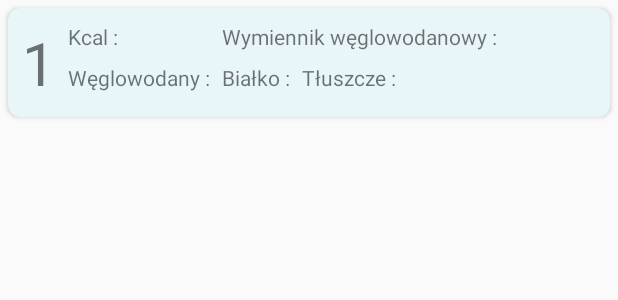
After one commit to michalk933/DietVolTwo, an Android app: the layout item_meal.xml on its own in the app's theme, with its tools: preview values and no code run, on a phone screen of 412 x 824 dp. The commit adds this screen. Shown: the top 300 px of the screen. Run offline under Robolectric (Android 15) with nearby library versions, the phone set to English and light mode, and no system bars.

Commit message:
new Activity / adapter meal

```diff
--- a/app/build.gradle
+++ b/app/build.gradle
@@ -34,6 +34,10 @@ dependencies {
 
 
     compile group: 'org.projectlombok', name: 'lombok', version: '1.16.10'
+    compile 'com.android.support:design:25.3.1'
+    compile 'com.android.support:recyclerview-v7:25.3.1'
+    compile 'com.android.support:cardview-v7:25.3.1'
+
 
 
     compile 'io.realm:realm-android:0.82.1'
--- /dev/null
+++ b/app/src/main/res/layout/item_meal.xml
@@ -0,0 +1,80 @@
+<?xml version="1.0" encoding="utf-8"?>
+<LinearLayout xmlns:android="http://schemas.android.com/apk/res/android"
+    android:orientation="vertical"
+    android:layout_width="match_parent"
+    android:layout_height="match_parent">
+
+    <android.support.v7.widget.CardView
+        xmlns:card_view="http://schemas.android.com/apk/res-auto"
+        android:layout_width="match_parent"
+        android:layout_height="wrap_content"
+        android:id="@+id/card_viwe_item_meal"
+        android:layout_gravity="center"
+        android:layout_margin="5dp"
+        card_view:cardCornerRadius="8dp"
+        card_view:cardBackgroundColor="#E8F5F9"
+        card_view:contentPadding="5dp">
+
+        <GridLayout
+            android:layout_width="match_parent"
+            android:layout_height="wrap_content"
+            android:layout_weight="1"
+            android:rowCount="2"
+            android:columnCount="4"
+            android:id="@+id/MealGridLayout"
+            android:useDefaultMargins="true">
+            <TextView
+                android:id="@+id/number_meal_text_view"
+                android:text="1"
+                android:layout_width="wrap_content"
+                android:layout_height="wrap_content"
+                android:layout_column="0"
+                android:layout_row="0"
+                android:layout_rowSpan="2"
+                android:textSize="40sp"/>
+
+            <TextView
+                android:id="@+id/kcal_meal_text_view"
+                android:text="Kcal :"
+                android:layout_width="wrap_content"
+                android:layout_height="wrap_content"
+                android:layout_column="1"
+                android:layout_row="0"/>
+
+            <TextView
+                android:id="@+id/change_carbo_meal_text_view"
+                android:layout_width="wrap_content"
+                android:layout_height="wrap_content"
+                android:layout_column="2"
+                android:layout_columnSpan="2"
+                android:layout_row="0"
+                android:text="Wymiennik węglowodanowy :" />
+
+            <TextView
+                android:id="@+id/carbohydrate_meal_text_view"
+                android:text="Węglowodany :"
+                android:layout_width="wrap_content"
+                android:layout_height="wrap_content"
+                android:layout_column="1"
+                android:layout_row="1" />
+
+            <TextView
+                android:id="@+id/protein_meal_text_view"
+                android:text="Białko :"
+                android:layout_width="wrap_content"
+                android:layout_height="wrap_content"
+                android:layout_column="2"
+                android:layout_row="1" />
+
+            <TextView
+                android:id="@+id/fat_meal_text_view"
+                android:text="Tłuszcze :"
+                android:layout_width="wrap_content"
+                android:layout_height="wrap_content"
+                android:layout_column="3"
+                android:layout_row="1" />
+
+
+        </GridLayout>
+    </android.support.v7.widget.CardView>
+</LinearLayout>
--- a/app/src/main/res/values/styles.xml
+++ b/app/src/main/res/values/styles.xml
@@ -17,4 +17,6 @@
 
     <style name="AppTheme.PopupOverlay" parent="ThemeOverlay.AppCompat.Light" />
 
+
+
 </resources>
```
Also changed, not shown: app/src/main/java/com/example/michal/dietvoltwo/activity/MealActivity.java (+19 -0 lines), app/src/main/java/com/example/michal/dietvoltwo/adapter/MealAdapter.java (added, +78 -0 lines), app/src/main/java/com/example/michal/dietvoltwo/adapter/RealmMealAdapter.java (added, +16 -0 lines), app/src/main/java/com/example/michal/dietvoltwo/adapter/RealmModelAdapter.java (added, +22 -0 lines), app/src/main/java/com/example/michal/dietvoltwo/adapter/RealmRecyclerViewAdapter.java (added, +25 -0 lines), app/src/main/java/com/example/michal/dietvoltwo/service/Impl/MealServideImpl.java (added, +126 -0 lines), app/src/main/res/layout/content_meal.xml (+8 -0 lines), app/src/main/res/layout/item_product.xml (added, +93 -0 lines), app/src/main/res/values/dimens.xml (+10 -0 lines).
